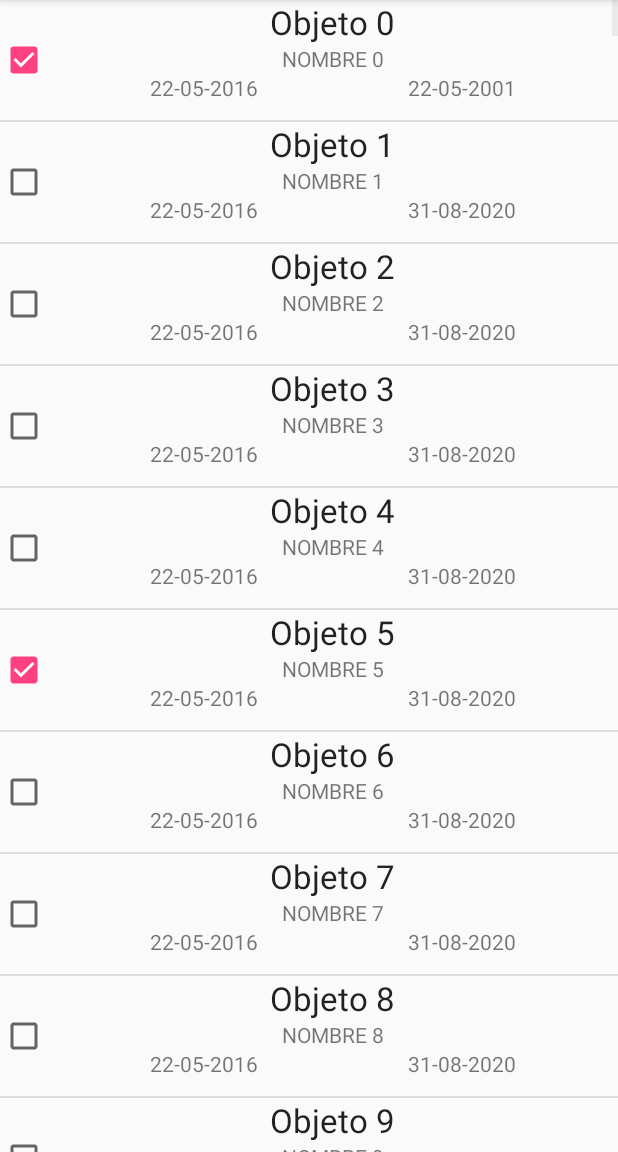
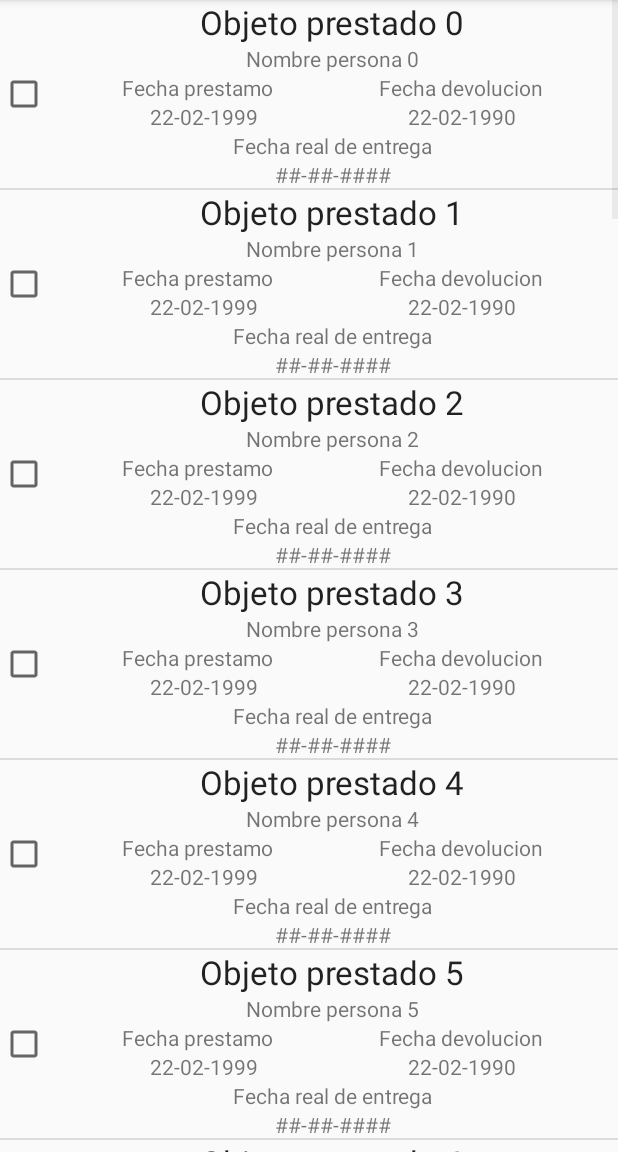
Before and after one commit to ManuelChan96/Tap-U5-AndroidProject, an Android app: the ListaSimple screen opened directly, with no data from a screen before it, on a phone screen of 412 x 824 dp, the part 84-1236 px from its top. Run offline under Robolectric (Android 15) with nearby library versions, the phone set to English and light mode, and no system bars.

Commit message:
Funciona todo menos fecha real

```diff
--- a/app/src/main/java/com/example/josediego/tap_u5_proyectoandroid/ListaSimple.java
+++ b/app/src/main/java/com/example/josediego/tap_u5_proyectoandroid/ListaSimple.java
@@ -3,13 +3,18 @@ package com.example.josediego.tap_u5_proyectoandroid;
 import android.app.DatePickerDialog;
 import android.content.DialogInterface;
 import android.os.Bundle;
+import android.support.v7.app.AlertDialog;
 import android.support.v7.app.AppCompatActivity;
 import android.view.View;
+import android.widget.AdapterView;
 import android.widget.CheckBox;
 import android.widget.DatePicker;
 import android.widget.ListView;
 import android.widget.TextView;
 import android.widget.Toast;
+
+import com.example.josediego.tap_u5_proyectoandroid.BaseDeDatos.BDPrestamos;
+import com.example.josediego.tap_u5_proyectoandroid.BaseDeDatos.Prestamos;
 
 import java.text.SimpleDateFormat;
 import java.util.ArrayList;
@@ -17,20 +22,28 @@ import java.util.Calendar;
 
 public class ListaSimple extends AppCompatActivity {
     private ListView lista;
-    final ArrayList<Lista_entrada> datos = new ArrayList<Lista_entrada>();
+    final ArrayList<Prestamos> datos = new ArrayList<Prestamos>();
     private SimpleDateFormat formatoFecha;
     private boolean controlBoolean;
-
+    private String fechaEntregaR;
+    BDPrestamos bd;
+    Prestamos temp;
+    TextView fechaRealE;
 
     @Override
     protected void onCreate(Bundle savedInstanceState) {
         super.onCreate(savedInstanceState);
         setContentView(R.layout.listado);
+        seleccionarFecha();
+        datos.clear();
+        //datos.addAll(bd.obtenerTodos());
+        for(int j=0;j<=30;j++){
+            datos.add(new Prestamos("Objeto prestado "+j, "Nombre persona "+j, j, "22-02-1990", "22-02-1999", j+ " Esta es la descripcion del objeto, es una parte muy interesnate de lo que debemos hacer."));
+        }
+        datos.add(new Prestamos());
 
-        for (int i = 0; i <= 300; i++) {
-            datos.add(new Lista_entrada("Objeto " + i, "NOMBRE " + i, i, i%5==0,"22-05-2016",sacarFecha(i)));
-        }
         lista = (ListView) findViewById(R.id.ListView_listado);
+
         lista.setAdapter(new Lista_adaptador(this, R.layout.entrada, datos) {
             @Override
             public void onEntrada(final Object entrada, View view) {
@@ -38,36 +51,90 @@ public class ListaSimple extends AppCompatActivity {
                 TextView textoNombre = (TextView) view.findViewById(R.id.textView_inferior);
                 TextView textoFechaIni = (TextView) view.findViewById(R.id.textView_fecha_inicio);
                 TextView textoFechaFin = (TextView) view.findViewById(R.id.textView_fecha_fin);
+                final TextView textoFechaReal=(TextView) view.findViewById(R.id.textView_fechaReal);
                 final CheckBox check=(CheckBox) view.findViewById(R.id.checked);
-                textoObjeto.setText(((Lista_entrada) entrada).get_textoEncima());
-                textoNombre.setText(((Lista_entrada) entrada).get_textoDebajo());
-                textoFechaIni.setText(((Lista_entrada) entrada).getFechaPrestamo());
-                textoFechaFin.setText(((Lista_entrada) entrada).getFechaDevolucion());
-                check.setChecked(((Lista_entrada) entrada).getEntregado());
+                textoObjeto.setText(((Prestamos) entrada).getObjeto_nombre());
+                textoNombre.setText(((Prestamos) entrada).getCliente_nombre());
+                textoFechaIni.setText(((Prestamos) entrada).getFecha_prestamo());
+                textoFechaFin.setText(((Prestamos) entrada).getFecha_devolucion());
+                fechaRealE=(TextView) textoFechaReal;
+                fechaRealE.setText(((Prestamos) entrada).getFecha_real_devolucion());
+
+                check.setChecked(((Prestamos) entrada).isEstado());
                 check.setOnClickListener(new View.OnClickListener() {
                     @Override
                     public void onClick(View v) {
-                        controlBoolean=((Lista_entrada) entrada).getEntregado();
-                        if(((Lista_entrada) entrada).getEntregado()){
+                        controlBoolean=((Prestamos) entrada).isEstado();
+                        seleccionarFecha();
+                        if(((Prestamos) entrada).isEstado()){
                             controlBoolean=false;
-                            ((Lista_entrada) entrada).setEntregado(controlBoolean);
+                            ((Prestamos) entrada).setEstado(controlBoolean);
+                            ((Prestamos) entrada).setFecha_real_devolucion("##-##-####");
+                            textoFechaReal.setText(((Prestamos) entrada).getFecha_real_devolucion());
                         }else{
                             mFechaPrestamo.show();
-                            ((Lista_entrada) entrada).setEntregado(controlBoolean);
+                            temp=(Prestamos)entrada;
                         }
+
                         mFechaPrestamo.setOnDismissListener(new DialogInterface.OnDismissListener() {
                             @Override
                             public void onDismiss(DialogInterface dialog) {
-                                ((Lista_entrada) entrada).setEntregado(controlBoolean);
-                                check.setChecked(((Lista_entrada) entrada).getEntregado());
+                                ((Prestamos) entrada).setEstado(controlBoolean);
+                                check.setChecked(((Prestamos) entrada).isEstado());
                                 //Toast.makeText(ListaSimple.this, "Hecho "+ check.isChecked(), Toast.LENGTH_SHORT).show();
+                                textoFechaReal.setText(((Prestamos) entrada).getFecha_real_devolucion());
                             }
                         });
                     }
                 });
             }
         });
-        seleccionarFecha();
+
+        lista.setOnItemClickListener(new AdapterView.OnItemClickListener() {
+            @Override
+            public void onItemClick(AdapterView<?> pariente, View view, int posicion, long id) {
+                Prestamos elegido = (Prestamos) pariente.getItemAtPosition(posicion);
+                CharSequence texto = "Seleccionado: " + elegido.getObjeto_nombre();
+
+                AlertDialog.Builder builder = new AlertDialog.Builder(ListaSimple.this);
+                builder.setMessage(elegido.getDescripcion())
+                        .setPositiveButton("Salir", new DialogInterface.OnClickListener() {
+                            public void onClick(DialogInterface dialog, int id) {
+                                // FIRE ZE MISSILES!
+                                Toast.makeText(ListaSimple.this, "Salir", Toast.LENGTH_SHORT).show();
+
+                            }
+                        })
+                        .setNegativeButton("Eliminar Objeto", new DialogInterface.OnClickListener() {
+                            public void onClick(DialogInterface dialog, int id) {
+                                // User cancelled the dialog
+                                AlertDialog.Builder builder2 = new AlertDialog.Builder(ListaSimple.this);
+                                builder2.setMessage("¿Está seguro que desea eliminar el objeto? Se perderá el registro")
+                                        .setPositiveButton("Aceptar", new DialogInterface.OnClickListener() {
+                                            public void onClick(DialogInterface dialog, int id) {
+                                                // FIRE ZE MISSILES!
+                                                Toast.makeText(ListaSimple.this, "Eliminar", Toast.LENGTH_SHORT).show();
+
+                                            }
+                                        })
+                                        .setNegativeButton("Cancelar", new DialogInterface.OnClickListener() {
+                                            public void onClick(DialogInterface dialog, int id) {
+                                                // User cancelled the dialog
+                                                Toast.makeText(ListaSimple.this, "Cancelar", Toast.LENGTH_SHORT).show();
+                                            }
+                                        });
+                                // Create the AlertDialog object and return it
+                                builder2.create();
+                                builder2.show();
+                                Toast.makeText(ListaSimple.this, "Cancelar", Toast.LENGTH_SHORT).show();
+                            }
+                        });
+                // Create the AlertDialog object and return it
+                builder.create();
+                builder.show();
+
+            }
+        });
         formatoFecha = new SimpleDateFormat("dd-MM-yyyy");
 
     }
@@ -82,6 +149,9 @@ public class ListaSimple extends AppCompatActivity {
                 Calendar fecha = Calendar.getInstance();
                 fecha.set(anio, mes, dia);
                 //fechaPrestamo.setText(formatoFecha.format(fecha.getTime()));
+                fechaEntregaR=formatoFecha.format(fecha.getTime());
+
+                Toast.makeText(getApplicationContext(), "Hola", Toast.LENGTH_SHORT);
             }
         }, calendario.get(Calendar.YEAR), calendario.get(Calendar.MONTH), calendario.get(Calendar.DAY_OF_MONTH));
         //mFechaPrestamo.setOnDismissListener(mOnDismissListener);
@@ -97,10 +167,17 @@ public class ListaSimple extends AppCompatActivity {
             public void onClick(DialogInterface dialog, int which) {
                 if (which == DialogInterface.BUTTON_POSITIVE) {
                     setControlBoolean(true);
+                    paraFechaReal();
+
+
                     //Toast.makeText(ListaSimple.this, "CB"+controlBoolean, Toast.LENGTH_SHORT).show();
                 }
             }
         });
+    }
+    private void paraFechaReal(){
+        ((Prestamos) temp).setEstado(controlBoolean);
+        ((Prestamos) temp).setFecha_real_devolucion(fechaEntregaR);
     }
     private void setControlBoolean(boolean bool){
         controlBoolean=bool;
@@ -113,6 +190,7 @@ public class ListaSimple extends AppCompatActivity {
                 }
             };*/
 
+
     public void cambio(String s){
         Toast toast = Toast.makeText(getApplicationContext(),s+ " :D " , Toast.LENGTH_SHORT);
         toast.show();
--- a/app/src/main/java/com/example/josediego/tap_u5_proyectoandroid/NewObject.java
+++ b/app/src/main/java/com/example/josediego/tap_u5_proyectoandroid/NewObject.java
@@ -71,7 +71,7 @@ public class NewObject extends AppCompatActivity implements OnClickListener {
     public void onClick(View view) {
         if(view == fechaPrestamo) {
             mFechaPrestamo.show();
-        } else if(view == fechaEntrega) {
+        } else {
             mFechaEntrega.show();
         }
     }
--- a/app/src/main/res/layout/entrada.xml
+++ b/app/src/main/res/layout/entrada.xml
@@ -2,58 +2,120 @@
 <LinearLayout xmlns:android="http://schemas.android.com/apk/res/android"
     android:layout_width="fill_parent"
     android:layout_height="wrap_content"
-        android:orientation="horizontal" >
+    android:orientation="horizontal"
+    android:focusable="false"
+    android:focusableInTouchMode="false">
     <CheckBox
         android:id="@+id/checked"
         android:layout_width="wrap_content"
-            android:layout_height="80dp"
+        android:layout_height="125dp"
         android:adjustViewBounds="true"
         android:scaleType="fitXY"
+        android:focusable="false"
+        android:focusableInTouchMode="false"
         />
-
     <LinearLayout
         android:layout_width="fill_parent"
         android:layout_height="match_parent"
         android:gravity="center"
-            android:orientation="vertical" >
+        android:orientation="vertical"
+        android:focusable="false"
+        android:focusableInTouchMode="false">
 
         <TextView
             android:id="@+id/textView_superior"
             android:layout_width="wrap_content"
             android:layout_height="wrap_content"
             android:text="Large Text"
-                android:textAppearance="?android:attr/textAppearanceLarge" />
-
+            android:textAppearance="?android:attr/textAppearanceLarge"
+            android:focusable="false"
+            android:focusableInTouchMode="false"
+            />
         <TextView
             android:id="@+id/textView_inferior"
             android:layout_width="wrap_content"
             android:layout_height="wrap_content"
             android:text="Small Text"
-                android:textAppearance="?android:attr/textAppearanceSmall" />
+            android:textAppearance="?android:attr/textAppearanceSmall"
+            android:focusable="false"
+            android:focusableInTouchMode="false"/>
         <LinearLayout
             android:layout_width="wrap_content"
+            android:layout_height="wrap_content"
+            android:gravity="center"
+            android:orientation="horizontal"
+            android:focusable="false"
+            android:focusableInTouchMode="false"
+            >
+
+            <TextView
+                android:layout_width="wrap_content"
                 android:layout_height="match_parent"
+                android:text="Fecha prestamo"
+                android:textAppearance="?android:attr/textAppearanceSmall"
+                android:layout_weight="1"
+                style="1"
+                android:layout_marginRight="35dp"
+                android:focusable="false"
+                android:focusableInTouchMode="false"/>
+            <TextView
+                android:layout_width="wrap_content"
+                android:layout_height="match_parent"
+                android:text="Fecha devolucion"
+                android:textAppearance="?android:attr/textAppearanceSmall"
+                android:layout_weight="1"
+                android:layout_marginLeft="35dp"
+                android:focusable="false"
+                android:focusableInTouchMode="false"
+                />
+        </LinearLayout>
+        <LinearLayout
+            android:layout_width="wrap_content"
+            android:layout_height="wrap_content"
             android:gravity="center"
-                android:orientation="horizontal" >
+            android:orientation="horizontal"
+            android:focusable="false"
+            android:focusableInTouchMode="false"
+            >
 
             <TextView
                 android:id="@+id/textView_fecha_inicio"
                 android:layout_width="wrap_content"
                 android:layout_height="match_parent"
-                    android:text="Fecha INICIO"
+                android:text="22/05/1996"
                 android:textAppearance="?android:attr/textAppearanceSmall"
                 android:layout_weight="1"
                 style="1"
-                    android:layout_marginRight="50dp" />
+                android:layout_marginRight="50dp"
+                android:focusable="false"
+                android:focusableInTouchMode="false"
+                />
             <TextView
                 android:id="@+id/textView_fecha_fin"
                 android:layout_width="wrap_content"
                 android:layout_height="match_parent"
-                    android:text="Fecha FIN"
+                android:text="22/05/1996"
                 android:textAppearance="?android:attr/textAppearanceSmall"
                 android:layout_weight="1"
-                    android:layout_marginLeft="50dp" />
-
+                android:layout_marginLeft="50dp"
+                android:focusable="false"
+                android:focusableInTouchMode="false"
+                />
+        </LinearLayout>
+        <TextView
+            android:layout_width="wrap_content"
+            android:layout_height="wrap_content"
+            android:text="Fecha real de entrega"
+            android:focusable="false"
+            android:focusableInTouchMode="false"
+            />
+        <TextView
+            android:id="@+id/textView_fechaReal"
+            android:layout_width="wrap_content"
+            android:layout_height="wrap_content"
+            android:text="22/05/1996"
+            android:focusable="false"
+            android:focusableInTouchMode="false"
+            />
     </LinearLayout>
 </LinearLayout>
-</LinearLayout>
```
Lines whose indentation alone changed are shown as unchanged.
